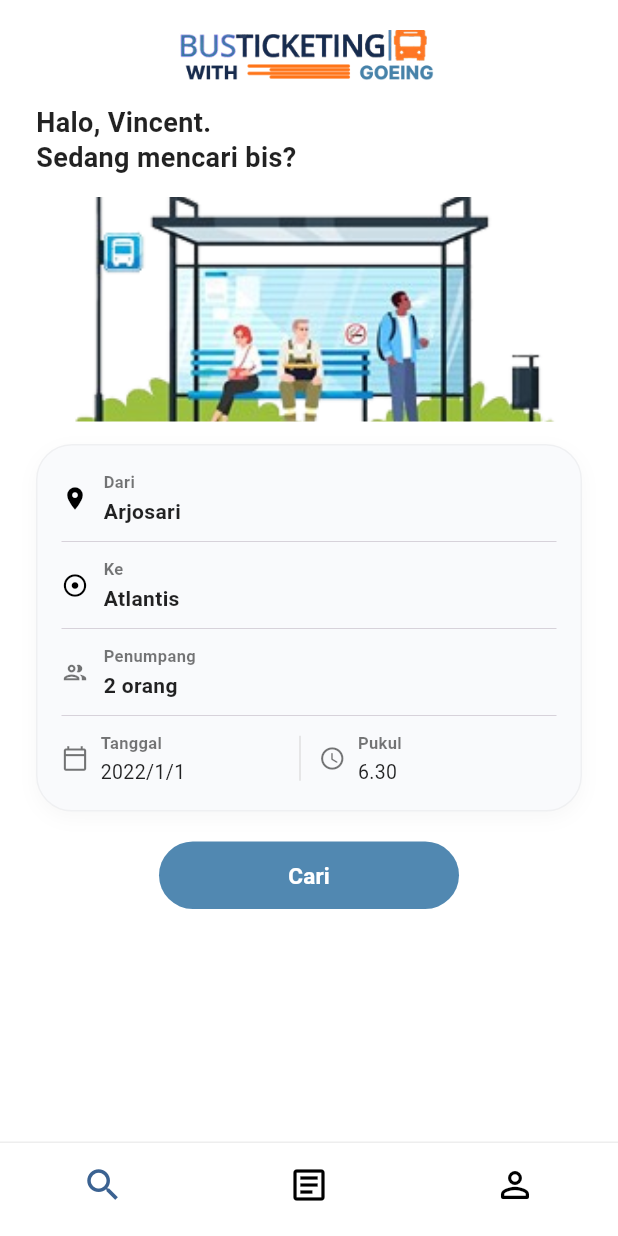
After one commit to sapphire-png/GOEING, a Flutter app: the HomeScreen screen opened directly, on a phone screen of 412 x 824 dp. The commit adds this screen. Run offline on Flutter 3.47's test engine with Material 3 defaults, Android fonts, the phone set to English and light mode, and no system bars.

Commit message:
update commit

```diff
--- a/lib/features/auth/screens/login_screen.dart
+++ b/lib/features/auth/screens/login_screen.dart
@@ -1,4 +1,5 @@
 import 'package:flutter/material.dart';
+import '../../home/screens/home_screen.dart';
 
 class LoginScreen extends StatefulWidget {
   const LoginScreen({super.key});
@@ -29,25 +30,23 @@ class _LoginScreenState extends State<LoginScreen> {
               Row(
                 children: [
                   IconButton(
-                    onPressed: () {
-                      Navigator.pop(context); // Kembali ke halaman sebelumnya
-                    },
+                    onPressed: () => Navigator.pop(context),
                     icon: const Icon(Icons.arrow_back, color: Color(0xFF5188B1)),
                     padding: EdgeInsets.zero,
                     constraints: const BoxConstraints(),
                   ),
-                  const SizedBox(width: 15),
                   Expanded(
-                    child: Image.asset(
-                      'assets/images/logo.png',
-                      height: 35,
-                      alignment: Alignment.centerLeft,
-                      fit: BoxFit.contain,
+                    child: Center( // <-- Memastikan logo diposisikan persis di tengah
+                      child: Image.asset(
+                        'assets/images/logo.png',
+                        height: 35,
+                        fit: BoxFit.contain,
+                      ),
                     ),
                   ),
+                  const SizedBox(width: 24), // Penyeimbang lebar IconButton di kiri agar benar-benar center simetris
                 ],
               ),
-              const SizedBox(height: 40),
 
               // Card Container untuk Form Login
               Container(
@@ -157,7 +156,10 @@ class _LoginScreenState extends State<LoginScreen> {
                       height: 45,
                       child: ElevatedButton(
                         onPressed: () {
-                          // TODO: Validasi login atau arahkan ke Halaman Home
+                          Navigator.pushReplacement(
+                          context,
+                          MaterialPageRoute(builder: (context) => const HomeScreen()),
+                        );
                         },
                         style: ElevatedButton.styleFrom(
                           backgroundColor: const Color(0xFF5188B1),
--- a/lib/features/auth/screens/signup_screen.dart
+++ b/lib/features/auth/screens/signup_screen.dart
@@ -31,25 +31,23 @@ class _SignupScreenState extends State<SignupScreen> {
               Row(
               children: [
                 IconButton(
-                    onPressed: () {
-                      Navigator.pop(context); // Kembali ke halaman awal
-                    },
+                  onPressed: () => Navigator.pop(context),
                   icon: const Icon(Icons.arrow_back, color: Color(0xFF5188B1)),
                   padding: EdgeInsets.zero,
                   constraints: const BoxConstraints(),
                 ),
-                  const SizedBox(width: 15),
                 Expanded(
+                  child: Center( // <-- Memastikan logo diposisikan persis di tengah
                     child: Image.asset(
                       'assets/images/logo.png',
                       height: 35,
-                      alignment: Alignment.centerLeft,
                       fit: BoxFit.contain,
                     ),
                   ),
+                ),
+                const SizedBox(width: 24), // Penyeimbang lebar IconButton di kiri agar benar-benar center simetris
               ],
             ),
-              const SizedBox(height: 30),
 
               // Card Container Form SIGNUP
               Container(
--- /dev/null
+++ b/lib/features/home/screens/home_screen.dart
@@ -0,0 +1,244 @@
+import 'package:flutter/material.dart';
+
+class HomeScreen extends StatefulWidget {
+  const HomeScreen({super.key});
+
+  @override
+  State<HomeScreen> createState() => _HomeScreenState();
+}
+
+class _HomeScreenState extends State<HomeScreen> {
+  // Index untuk Bottom Navigation Bar (0: Search/Home, 1: History, 2: Account)
+  int _currentIndex = 0;
+
+  @override
+  Widget build(BuildContext context) {
+    return Scaffold(
+      backgroundColor: Colors.white,
+      body: SafeArea(
+        child: SingleChildScrollView(
+          padding: const EdgeInsets.symmetric(horizontal: 24.0, vertical: 20.0),
+          child: Column(
+            crossAxisAlignment: CrossAxisAlignment.start,
+            children: [
+              // Logo Utama (Posisi di Tengah)
+              Center(
+                child: Image.asset(
+                  'assets/images/logo.png',
+                  height: 35,
+                  fit: BoxFit.contain,
+                ),
+              ),
+              const SizedBox(height: 15),
+
+              // Sapaan Pengguna
+              const Text(
+                'Halo, Vincent.\nSedang mencari bis?',
+                style: TextStyle(
+                  fontSize: 18,
+                  fontWeight: FontWeight.bold,
+                  color: Colors.black87,
+                  height: 1.3,
+                ),
+              ),
+              const SizedBox(height: 15),
+
+              // Ilustrasi Halte Bus
+              ClipRRect(
+                borderRadius: BorderRadius.circular(12),
+                child: Image.asset(
+                  'assets/images/istockphoto-1268299100-612x612_1-removebg-preview 1.png',
+                  width: double.infinity,
+                  height: 150,
+                  fit: BoxFit.cover,
+                ),
+              ),
+              const SizedBox(height: 15),
+
+              // Card Container Form Pencarian Bus
+              Container(
+                padding: const EdgeInsets.all(16.0),
+                decoration: BoxDecoration(
+                  color: const Color(0xFFF9FAFC),
+                  borderRadius: BorderRadius.circular(24.0),
+                  border: Border.all(color: Colors.black.withOpacity(0.04)),
+                  boxShadow: [
+                    BoxShadow(
+                      color: Colors.black.withOpacity(0.03),
+                      blurRadius: 10,
+                      offset: const Offset(0, 4),
+                    ),
+                  ],
+                ),
+                child: Column(
+                  children: [
+                    // Dari
+                    _buildSearchRow(
+                      icon: Icons.location_on,
+                      iconColor: Colors.black,
+                      label: 'Dari',
+                      value: 'Arjosari',
+                    ),
+                    const Divider(height: 20, thickness: 0.5),
+
+                    // Ke
+                    _buildSearchRow(
+                      icon: Icons.adjust,
+                      iconColor: Colors.black,
+                      label: 'Ke',
+                      value: 'Atlantis',
+                    ),
+                    const Divider(height: 20, thickness: 0.5),
+
+                    // Penumpang
+                    _buildSearchRow(
+                      icon: Icons.group_outlined,
+                      iconColor: Colors.black54,
+                      label: 'Penumpang',
+                      value: '2 orang',
+                    ),
+                    const Divider(height: 20, thickness: 0.5),
+
+                    // Tanggal & Pukul (Berjajar)
+                    Row(
+                      children: [
+                        Expanded(
+                          child: Row(
+                            children: [
+                              const Icon(Icons.calendar_today_outlined, size: 18, color: Colors.black54),
+                              const SizedBox(width: 8),
+                              Column(
+                                crossAxisAlignment: CrossAxisAlignment.start,
+                                children: const [
+                                  Text('Tanggal', style: TextStyle(fontSize: 11, color: Colors.black54, fontWeight: FontWeight.bold)),
+                                  SizedBox(height: 2),
+                                  Text('2022/1/1', style: TextStyle(fontSize: 13, color: Colors.black87)),
+                                ],
+                              ),
+                            ],
+                          ),
+                        ),
+                        Container(height: 30, width: 1, color: Colors.grey.shade300),
+                        const SizedBox(width: 12),
+                        Expanded(
+                          child: Row(
+                            children: [
+                              const Icon(Icons.access_time_rounded, size: 18, color: Colors.black54),
+                              const SizedBox(width: 8),
+                              Column(
+                                crossAxisAlignment: CrossAxisAlignment.start,
+                                children: const [
+                                  Text('Pukul', style: TextStyle(fontSize: 11, color: Colors.black54, fontWeight: FontWeight.bold)),
+                                  SizedBox(height: 2),
+                                  Text('6.30', style: TextStyle(fontSize: 13, color: Colors.black87)),
+                                ],
+                              ),
+                            ],
+                          ),
+                        ),
+                      ],
+                    ),
+                  ],
+                ),
+              ),
+              const SizedBox(height: 20),
+
+              // Tombol Cari
+              Center(
+                child: SizedBox(
+                  width: 200,
+                  height: 45,
+                  child: ElevatedButton(
+                    onPressed: () {
+                      // TODO: Navigasi ke halaman hasil pencarian bus (Search Result)
+                    },
+                    style: ElevatedButton.styleFrom(
+                      backgroundColor: const Color(0xFF5188B1),
+                      elevation: 0,
+                      shape: RoundedRectangleBorder(
+                        borderRadius: BorderRadius.circular(25),
+                      ),
+                    ),
+                    child: const Text(
+                      'Cari',
+                      style: TextStyle(
+                        color: Colors.white,
+                        fontSize: 15,
+                        fontWeight: FontWeight.bold,
+                      ),
+                    ),
+                  ),
+                ),
+              ),
+            ],
+          ),
+        ),
+      ),
+
+      // Bottom Navigation Bar sesuai desain
+      bottomNavigationBar: Container(
+        decoration: BoxDecoration(
+          border: Border(top: BorderSide(color: Colors.grey.shade200)),
+        ),
+        child: BottomNavigationBar(
+          currentIndex: _currentIndex,
+          selectedItemColor: const Color(0xFF3B6291),
+          unselectedItemColor: Colors.black,
+          showSelectedLabels: false,
+          showUnselectedLabels: false,
+          backgroundColor: Colors.white,
+          elevation: 0,
+          onTap: (index) {
+            setState(() {
+              _currentIndex = index;
+            });
+            // TODO: Tambahkan navigasi antar tab utama (Home, History, Account)
+          },
+          items: const [
+            BottomNavigationBarItem(
+              icon: Icon(Icons.search, size: 28),
+              label: 'Search',
+            ),
+            BottomNavigationBarItem(
+              icon: Icon(Icons.article_outlined, size: 28),
+              label: 'History',
+            ),
+            BottomNavigationBarItem(
+              icon: Icon(Icons.person_outline_rounded, size: 28),
+              label: 'Account',
+            ),
+          ],
+        ),
+      ),
+    );
+  }
+
+  // Helper Widget untuk Baris Form Pencarian
+  Widget _buildSearchRow({
+    required IconData icon,
+    required Color iconColor,
+    required String label,
+    required String value,
+  }) {
+    return Row(
+      children: [
+        Icon(icon, size: 18, color: iconColor),
+        const SizedBox(width: 10),
+        Column(
+          crossAxisAlignment: CrossAxisAlignment.start,
+          children: [
+            Text(
+              label,
+              style: const TextStyle(fontSize: 11, fontWeight: FontWeight.bold, color: Colors.black54),
+            ),
+            const SizedBox(height: 2),
+            Text(
+              value,
+              style: const TextStyle(fontSize: 14, fontWeight: FontWeight.w600, color: Colors.black87),
+            ),
+          ],
+        ),
+      ],
+    );
+  }
+}
```
Also changed, not shown: assets/images/istockphoto-1268299100-612x612_1-removebg-preview 1.png (added). Lines whose indentation alone changed are shown as unchanged.
